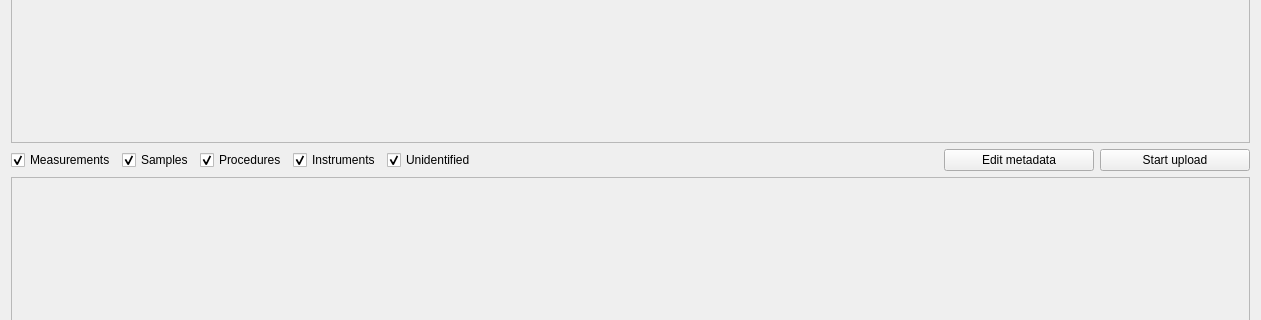
The window that pasta_eln/GUI/dataverse_ui/dataverse_dialog_base.ui (PASTA-ELN/pasta-eln) describes before a commit, drawn with Qt 5; both pictures show x 0 to 1261 and y 215 to 535 of the 1261 by 782 pixel window.
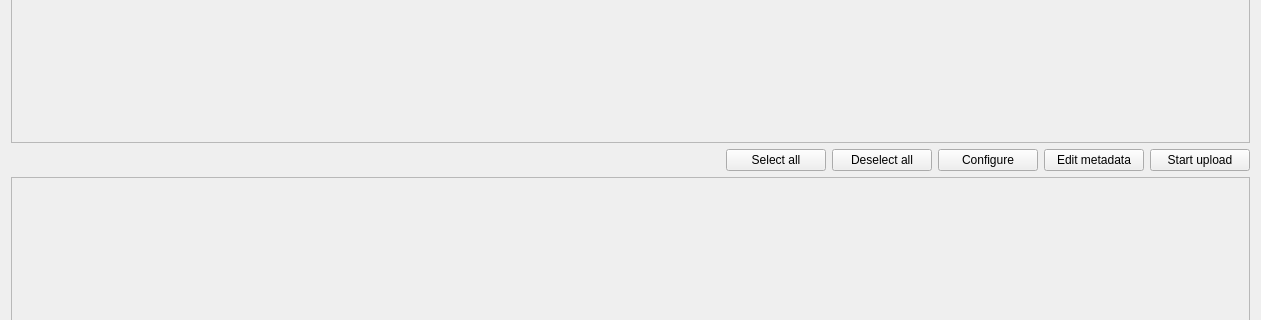
The same window after the commit.

The edit to the form file:
```diff
--- a/pasta_eln/GUI/dataverse_ui/dataverse_dialog_base.ui
+++ b/pasta_eln/GUI/dataverse_ui/dataverse_dialog_base.ui
@@ -56,105 +56,6 @@
        </item>
        <item>
         <layout class="QHBoxLayout" name="uploadButtonHorizontalLayout">
-         <item>
-          <layout class="QHBoxLayout" name="horizontalLayout">
-           <item>
-            <widget class="QCheckBox" name="measurementsCheckBox">
-             <property name="minimumSize">
-              <size>
-               <width>0</width>
-               <height>0</height>
-              </size>
-             </property>
-             <property name="toolTip">
-              <string>Check if the measurements need to be included as part of ELN file to be uploaded to dataverse.</string>
-             </property>
-             <property name="text">
-              <string>Measurements</string>
-             </property>
-             <property name="checked">
-              <bool>true</bool>
-             </property>
-            </widget>
-           </item>
-           <item>
-            <widget class="QCheckBox" name="samplesCheckBox">
-             <property name="minimumSize">
-              <size>
-               <width>0</width>
-               <height>0</height>
-              </size>
-             </property>
-             <property name="toolTip">
-              <string>Check if the samples need to be included as part of ELN file to be uploaded to dataverse.</string>
-             </property>
-             <property name="text">
-              <string>Samples</string>
-             </property>
-             <property name="checked">
-              <bool>true</bool>
-             </property>
-            </widget>
-           </item>
-           <item>
-            <widget class="QCheckBox" name="proceduresCheckBox">
-             <property name="minimumSize">
-              <size>
-               <width>0</width>
-               <height>0</height>
-              </size>
-             </property>
-             <property name="toolTip">
-              <string>Check if the procedures need to be included as part of ELN file to be uploaded to dataverse.</string>
-             </property>
-             <property name="text">
-              <string>Procedures</string>
-             </property>
-             <property name="checked">
-              <bool>true</bool>
-             </property>
-            </widget>
-           </item>
-           <item>
-            <widget class="QCheckBox" name="instrumentsCheckBox">
-             <property name="minimumSize">
-              <size>
-               <width>0</width>
-               <height>0</height>
-              </size>
-             </property>
-             <property name="toolTip">
-              <string>Check if the instruments need to be included as part of ELN file to be uploaded to dataverse.</string>
-             </property>
-             <property name="text">
-              <string>Instruments</string>
-             </property>
-             <property name="checked">
-              <bool>true</bool>
-             </property>
-            </widget>
-           </item>
-           <item>
-            <widget class="QCheckBox" name="unidentifiedCheckBox">
-             <property name="minimumSize">
-              <size>
-               <width>0</width>
-               <height>0</height>
-              </size>
-             </property>
-             <property name="toolTip">
-              <string>Check if the unidentified items need to be included as part of ELN file to be uploaded to dataverse.</string>
-             </property>
-             <property name="text">
-              <string>Unidentified</string>
-             </property>
-             <property name="checked">
-              <bool>true</bool>
-             </property>
-            </widget>
-           </item>
-          </layout>
-         </item>
          <item>
           <spacer name="uploadButtonsHorizontalSpacer">
            <property name="orientation">
@@ -168,11 +69,59 @@
            </property>
           </spacer>
          </item>
+         <item>
+          <widget class="QPushButton" name="selectAllPushButton">
+           <property name="minimumSize">
+            <size>
+             <width>100</width>
+             <height>0</height>
+            </size>
+           </property>
+           <property name="toolTip">
+            <string>Select all the projects listed above.</string>
+           </property>
+           <property name="text">
+            <string>Select all</string>
+           </property>
+          </widget>
+         </item>
+         <item>
+          <widget class="QPushButton" name="deselectAllPushButton">
+           <property name="minimumSize">
+            <size>
+             <width>100</width>
+             <height>0</height>
+            </size>
+           </property>
+           <property name="toolTip">
+            <string>Deselect all the projects listed above.</string>
+           </property>
+           <property name="text">
+            <string>Deselect all</string>
+           </property>
+          </widget>
+         </item>
+         <item>
+          <widget class="QPushButton" name="configureUploadPushButton">
+           <property name="minimumSize">
+            <size>
+             <width>100</width>
+             <height>0</height>
+            </size>
+           </property>
+           <property name="toolTip">
+            <string>Configure the contents of projects which need to be uploaded to dataverse.</string>
+           </property>
+           <property name="text">
+            <string>Configure</string>
+           </property>
+          </widget>
+         </item>
          <item>
           <widget class="QPushButton" name="editFullMetadataPushButton">
            <property name="minimumSize">
             <size>
-             <width>150</width>
+             <width>100</width>
              <height>0</height>
             </size>
            </property>
@@ -188,7 +137,7 @@
           <widget class="QPushButton" name="uploadPushButton">
            <property name="minimumSize">
             <size>
-             <width>150</width>
+             <width>100</width>
              <height>0</height>
             </size>
            </property>
```
Left out of the diff: 4 changed lines with no effect on the pictures.
